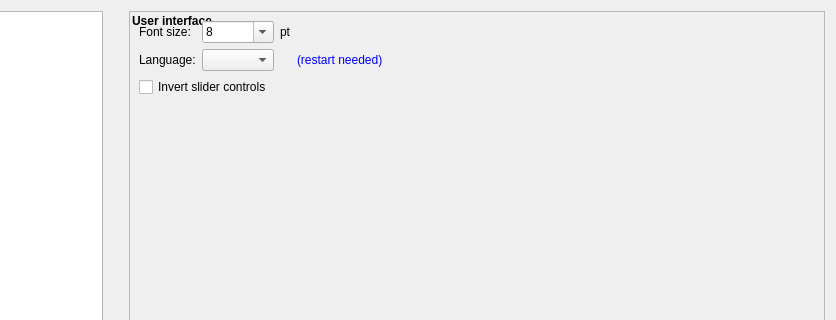
First picture: the form in src/candle/frmsettings.ui, repository Denvi/Candle, before the edit; both pictures show x 164 to 1000 and y 0 to 320 of the 1000 by 600 pixel window.
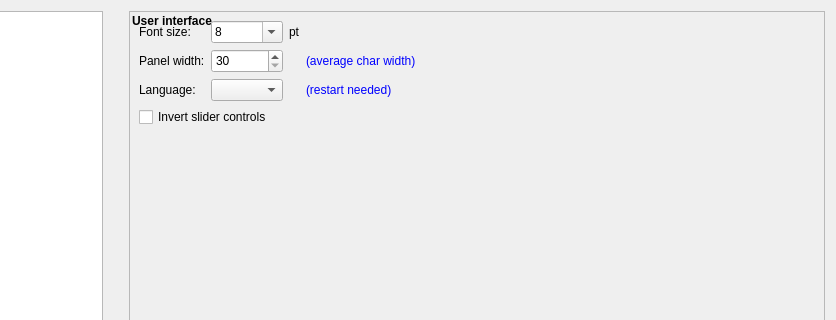
Second picture: the form after the edit. The open tabs and pages were chosen to show the change. Icons and pictures are not drawn. Custom widgets are drawn as their Qt base class.

Commit message: Added panel width setting

Patch:
```diff
--- a/src/candle/frmsettings.ui
+++ b/src/candle/frmsettings.ui
@@ -1484,36 +1484,6 @@
                <layout class="QVBoxLayout" name="verticalLayout_9">
                 <item>
                  <layout class="QGridLayout" name="gridLayout_3">
-                  <item row="0" column="0">
-                   <widget class="QLabel" name="lblFontSize">
-                    <property name="text">
-                     <string>Font size:</string>
-                    </property>
-                   </widget>
-                  </item>
-                  <item row="0" column="2">
-                   <widget class="QLabel" name="label_30">
-                    <property name="text">
-                     <string>pt</string>
-                    </property>
-                   </widget>
-                  </item>
-                  <item row="1" column="1">
-                   <widget class="QComboBox" name="cboLanguage">
-                    <property name="sizePolicy">
-                     <sizepolicy hsizetype="Preferred" vsizetype="Fixed">
-                      <horstretch>0</horstretch>
-                      <verstretch>0</verstretch>
-                     </sizepolicy>
-                    </property>
-                    <property name="editable">
-                     <bool>false</bool>
-                    </property>
-                    <property name="maxCount">
-                     <number>10</number>
-                    </property>
-                   </widget>
-                  </item>
                   <item row="0" column="1">
                    <widget class="QComboBox" name="cboFontSize">
                     <property name="sizePolicy">
@@ -1561,6 +1531,23 @@
                     </item>
                    </widget>
                   </item>
+                  <item row="2" column="0">
+                   <widget class="QLabel" name="lblLanguage">
+                    <property name="text">
+                     <string>Language:</string>
+                    </property>
+                   </widget>
+                  </item>
+                  <item row="2" column="3">
+                   <widget class="QLabel" name="label_31">
+                    <property name="styleSheet">
+                     <string notr="true">color: blue;</string>
+                    </property>
+                    <property name="text">
+                     <string>(restart needed)</string>
+                    </property>
+                   </widget>
+                  </item>
                   <item row="0" column="3">
                    <spacer name="horizontalSpacer_2">
                     <property name="orientation">
@@ -1575,19 +1562,59 @@
                    </spacer>
                   </item>
                   <item row="1" column="0">
-                   <widget class="QLabel" name="lblLanguage">
+                   <widget class="QLabel" name="lblFontSize_2">
                     <property name="text">
-                     <string>Language:</string>
+                     <string>Panel width:</string>
+                    </property>
+                   </widget>
+                  </item>
+                  <item row="0" column="0">
+                   <widget class="QLabel" name="lblFontSize">
+                    <property name="text">
+                     <string>Font size:</string>
+                    </property>
+                   </widget>
+                  </item>
+                  <item row="0" column="2">
+                   <widget class="QLabel" name="label_30">
+                    <property name="text">
+                     <string>pt</string>
+                    </property>
+                   </widget>
+                  </item>
+                  <item row="2" column="1">
+                   <widget class="QComboBox" name="cboLanguage">
+                    <property name="sizePolicy">
+                     <sizepolicy hsizetype="Preferred" vsizetype="Fixed">
+                      <horstretch>0</horstretch>
+                      <verstretch>0</verstretch>
+                     </sizepolicy>
+                    </property>
+                    <property name="editable">
+                     <bool>false</bool>
+                    </property>
+                    <property name="maxCount">
+                     <number>10</number>
                     </property>
                    </widget>
                   </item>
                   <item row="1" column="3">
-                   <widget class="QLabel" name="label_31">
+                   <widget class="QLabel" name="label_33">
                     <property name="styleSheet">
                      <string notr="true">color: blue;</string>
                     </property>
                     <property name="text">
-                     <string>(restart needed)</string>
+                     <string>(average char width)</string>
+                    </property>
+                   </widget>
+                  </item>
+                  <item row="1" column="1">
+                   <widget class="QSpinBox" name="txtPanelWidth">
+                    <property name="minimum">
+                     <number>30</number>
+                    </property>
+                    <property name="maximum">
+                     <number>60</number>
                     </property>
                    </widget>
                   </item>
```
The commit also changes 8 other files.
